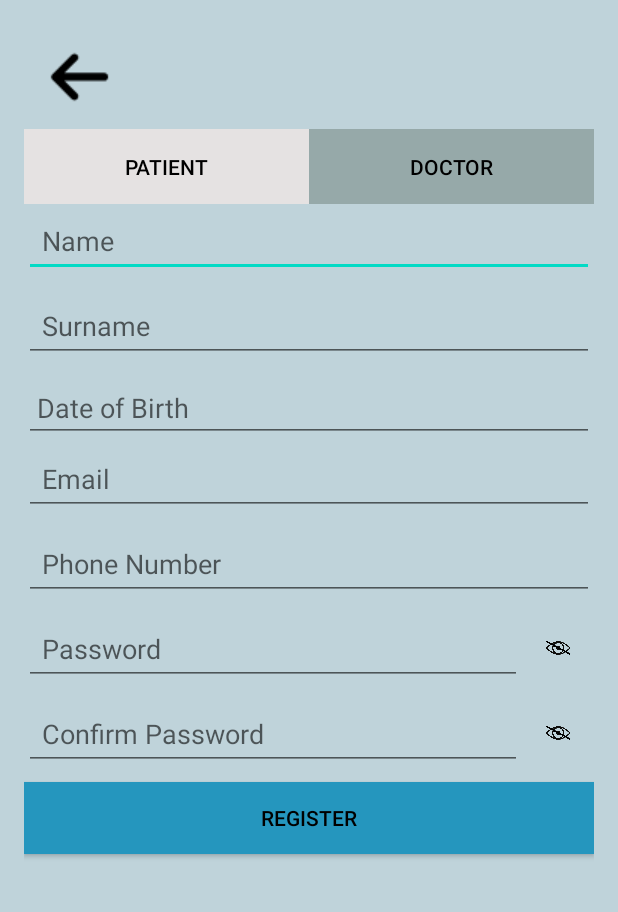
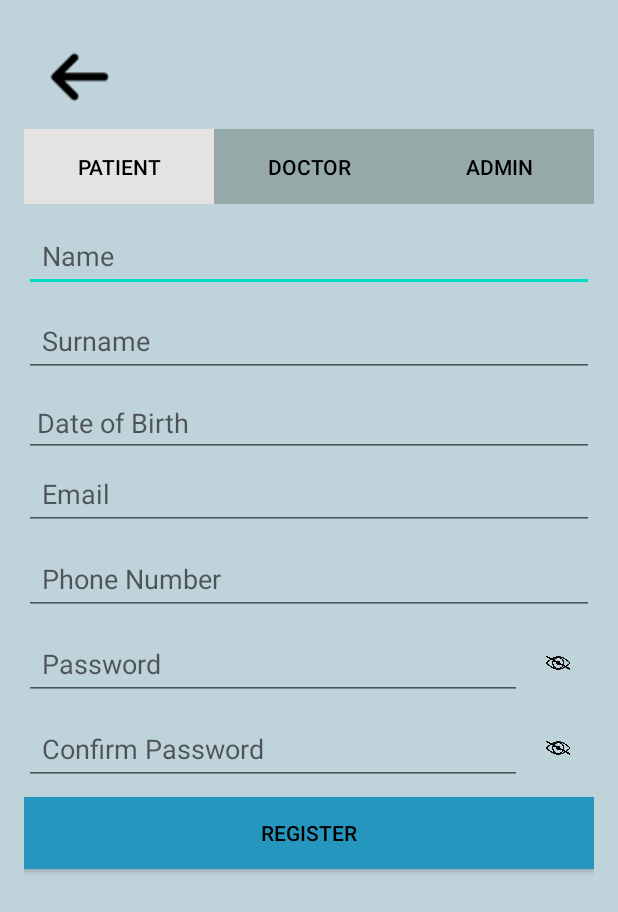
Before and after one commit to swisterska/clinic-project, an Android app: the screen it shows after launch (RegisterActivity), after a tap on an icon or button, on a phone screen of 412 x 824 dp. Shown: the top 912 px of the screen. Run offline under Robolectric (Android 15) with nearby library versions, the phone set to English and light mode, and no system bars; our stand-ins replace Firebase (no records; nobody signed in at launch, a user with empty details on screens opened directly).

Commit message:
Admin, lista doktorów

```diff
--- /dev/null
+++ b/app/src/main/java/com/example/eclinic/firebase/Specialization.kt
@@ -0,0 +1,45 @@
+package com.example.eclinic.firebase
+
+enum class Specialization(val displayName: String) {
+    CARDIOLOGIST("Cardiologist"),
+    DERMATOLOGIST("Dermatologist"),
+    NEUROLOGIST("Neurologist"),
+    PEDIATRICIAN("Pediatrician"),
+    GENERAL_PRACTITIONER("General Practitioner"),
+    ORTHOPEDIC_SURGEON("Orthopedic Surgeon"),
+    GYNECOLOGIST("Gynecologist"),
+    ONCOLOGIST("Oncologist"),
+    PSYCHIATRIST("Psychiatrist"),
+    ENDOCRINOLOGIST("Endocrinologist"),
+    GASTROENTEROLOGIST("Gastroenterologist"),
+    NEPHROLOGIST("Nephrologist"),
+    PULMONOLOGIST("Pulmonologist"),
+    RHEUMATOLOGIST("Rheumatologist"),
+    UROLOGIST("Urologist"),
+    OPHTHALMOLOGIST("Ophthalmologist"),
+    OTOLARYNGOLOGIST("Otolaryngologist (ENT)"),
+    RADIOLOGIST("Radiologist"),
+    PATHOLOGIST("Pathologist"),
+    ANESTHESIOLOGIST("Anesthesiologist"),
+    IMMUNOLOGIST("Immunologist"),
+    INFECTIOUS_DISEASE_SPECIALIST("Infectious Disease Specialist"),
+    HEMATOLOGIST("Hematologist"),
+    ALLERGIST("Allergist"),
+    SPORTS_MEDICINE_SPECIALIST("Sports Medicine Specialist"),
+    PLASTIC_SURGEON("Plastic Surgeon"),
+    EMERGENCY_MEDICINE("Emergency Medicine"),
+    FAMILY_MEDICINE("Family Medicine"),
+    GERIATRICIAN("Geriatrician"),
+    NEONATOLOGIST("Neonatologist"),
+    NUCLEAR_MEDICINE_SPECIALIST("Nuclear Medicine Specialist"),
+    SLEEP_MEDICINE_SPECIALIST("Sleep Medicine Specialist"),
+    VASCULAR_SURGEON("Vascular Surgeon"),
+    PAIN_MANAGEMENT_SPECIALIST("Pain Management Specialist"),
+    DIFFERENT("Different/None of the above"),
+    DR_HOUSE("Dr.House");
+
+    companion object {
+        fun fromString(value: String): Specialization? =
+            values().find { it.displayName.equals(value, ignoreCase = true) }
+    }
+}
--- a/app/src/main/java/com/example/eclinic/logRegClasses/RegisterActivity.kt
+++ b/app/src/main/java/com/example/eclinic/logRegClasses/RegisterActivity.kt
@@ -1,46 +1,44 @@
 package com.example.eclinic.logRegClasses
 
+import android.app.DatePickerDialog
 import android.content.Intent
 import android.os.Bundle
 import android.view.View
 import android.widget.*
+import androidx.core.content.ContextCompat
+import com.example.eclinic.R
+import com.example.eclinic.firebase.Specialization
 import com.google.firebase.auth.FirebaseAuth
 import com.google.firebase.auth.FirebaseUser
 import com.google.firebase.firestore.FirebaseFirestore
-import android.widget.Toast
-import androidx.core.content.ContextCompat
 import java.time.LocalDate
-import java.util.Calendar
-import android.app.DatePickerDialog
-import com.example.eclinic.R
+import java.util.*
 
 class RegisterActivity : BaseActivity() {
 
-    // Declare variables for UI elements
+    // UI Elements
     private lateinit var btnPatient: Button
     private lateinit var btnDoctor: Button
+    private lateinit var btnAdmin:Button
     private lateinit var inputName: EditText
     private lateinit var inputSurname: EditText
     private lateinit var inputDob: EditText
-    private lateinit var inputSpecialization: EditText
+    private lateinit var specializationSpinner: Spinner
     private lateinit var inputEmail: EditText
     private lateinit var inputPhone: EditText
     private lateinit var inputPassword: EditText
     private lateinit var inputPasswordRepeat: EditText
     private lateinit var registerButton: Button
-
     private lateinit var btnTogglePassword: ImageButton
     private lateinit var btnToggleConfirmPassword: ImageButton
 
+    // Firebase
     private lateinit var auth: FirebaseAuth
     private lateinit var firestore: FirebaseFirestore
 
+    // Other
     private var selectedDob: LocalDate? = null
-
-
-
-
-    private var selectedRole: String = "PATIENT"  // Default to Patient
+    private var selectedRole: String = "PATIENT"  // Default role
 
     override fun onCreate(savedInstanceState: Bundle?) {
         super.onCreate(savedInstanceState)
@@ -52,13 +50,13 @@ class RegisterActivity : BaseActivity() {
             startActivity(intent)
         }
 
-        // Initialize all views
+        // Initialize views
         btnPatient = findViewById(R.id.btnPatient)
         btnDoctor = findViewById(R.id.btnDoctor)
         inputName = findViewById(R.id.etName)
         inputSurname = findViewById(R.id.etSurname)
         inputDob = findViewById(R.id.etDob)
-        inputSpecialization = findViewById(R.id.etSpecialization)
+        specializationSpinner = findViewById(R.id.spinnerSpecialization)
         inputEmail = findViewById(R.id.etEmail)
         inputPhone = findViewById(R.id.etPhone)
         inputPassword = findViewById(R.id.etPassword)
@@ -66,26 +64,36 @@ class RegisterActivity : BaseActivity() {
         registerButton = findViewById(R.id.btnRegister)
         btnTogglePassword = findViewById(R.id.btnTogglePassword)
         btnToggleConfirmPassword = findViewById(R.id.btnToggleConfirmPassword)
+        btnAdmin = findViewById(R.id.btnAdmin)
 
-        // Set default selection to Patient
+        // Default styles
         btnPatient.setBackgroundColor(ContextCompat.getColor(this, R.color.selectedbutton))
         btnDoctor.setBackgroundColor(ContextCompat.getColor(this, R.color.unselectedbutton))
         registerButton.setBackgroundColor(ContextCompat.getColor(this, R.color.ourblue))
 
-        // Handle toggle between Patient and Doctor
+        // Role toggles
         btnPatient.setOnClickListener {
             selectedRole = "PATIENT"
             toggleButtonSelection()
             inputDob.visibility = EditText.VISIBLE
-            inputSpecialization.visibility = EditText.GONE
+            specializationSpinner.visibility = EditText.GONE
         }
 
         btnDoctor.setOnClickListener {
             selectedRole = "DOCTOR"
             toggleButtonSelection()
             inputDob.visibility = EditText.GONE
-            inputSpecialization.visibility = EditText.VISIBLE
+            specializationSpinner.visibility = EditText.VISIBLE
         }
+
+
+        btnAdmin.setOnClickListener {
+            selectedRole = "ADMIN"
+            toggleButtonSelection()
+            inputDob.visibility = View.GONE
+            specializationSpinner.visibility = View.GONE
+        }
+
 
         registerButton.setOnClickListener {
             registerUser()
@@ -103,8 +111,15 @@ class RegisterActivity : BaseActivity() {
             togglePasswordVisibility(inputPasswordRepeat, btnToggleConfirmPassword)
         }
 
+        // Spinner setup
+        val specializationList = mutableListOf("Specialization").apply {
+            addAll(Specialization.values().map { it.name })
         }
 
+        val specializationAdapter = ArrayAdapter(this, android.R.layout.simple_spinner_item, specializationList)
+        specializationAdapter.setDropDownViewResource(android.R.layout.simple_spinner_dropdown_item)
+        specializationSpinner.adapter = specializationAdapter
+    }
 
     private fun showDatePickerDialog() {
         val calendar = Calendar.getInstance()
@@ -131,18 +146,26 @@ class RegisterActivity : BaseActivity() {
         editText.setSelection(editText.text.length)
     }
 
-
-
-    // Toggle button selection (highlight the selected role button)
     private fun toggleButtonSelection() {
-        if (selectedRole == "PATIENT") {
+        when (selectedRole) {
+            "PATIENT" -> {
                 btnPatient.setBackgroundColor(ContextCompat.getColor(this, R.color.selectedbutton))
                 btnDoctor.setBackgroundColor(ContextCompat.getColor(this, R.color.unselectedbutton))
-        } else {
+                btnAdmin.setBackgroundColor(ContextCompat.getColor(this, R.color.unselectedbutton))
+            }
+            "DOCTOR" -> {
                 btnPatient.setBackgroundColor(ContextCompat.getColor(this, R.color.unselectedbutton))
                 btnDoctor.setBackgroundColor(ContextCompat.getColor(this, R.color.selectedbutton))
+                btnAdmin.setBackgroundColor(ContextCompat.getColor(this, R.color.unselectedbutton))
+            }
+            "ADMIN" -> {
+                btnPatient.setBackgroundColor(ContextCompat.getColor(this, R.color.unselectedbutton))
+                btnDoctor.setBackgroundColor(ContextCompat.getColor(this, R.color.unselectedbutton))
+                btnAdmin.setBackgroundColor(ContextCompat.getColor(this, R.color.selectedbutton))
             }
         }
+    }
+
 
     private fun validateRegisterDetails(): Boolean {
         return when {
@@ -178,13 +201,14 @@ class RegisterActivity : BaseActivity() {
                 showErrorSnackBar(getString(R.string.err_msg_enter_dob), true)
                 false
             }
-            selectedRole == "DOCTOR" && inputSpecialization.text.trim().isEmpty() -> {
+            selectedRole == "DOCTOR" && (specializationSpinner.selectedItem.toString() == "Specialization" || specializationSpinner.selectedItem.toString().trim().isEmpty()) -> {
                 showErrorSnackBar(getString(R.string.err_msg_enter_specialization), true)
                 false
             }
             else -> true
         }
     }
+
 
     private fun registerUser() {
         if (validateRegisterDetails()) {
@@ -194,8 +218,9 @@ class RegisterActivity : BaseActivity() {
             val phone = inputPhone.text.toString().trim()
             val password = inputPassword.text.toString().trim()
             val dob = inputDob.text.toString().trim()
-            val specialization = inputSpecialization.text.toString().trim()
-            val role = selectedRole  // Use the selected role (either "PATIENT" or "DOCTOR")
+            val selectedSpec = specializationSpinner.selectedItem.toString().trim()
+            val specialization = Specialization.fromString(selectedSpec)?.displayName ?: selectedSpec
+            val role = selectedRole
 
             FirebaseAuth.getInstance().createUserWithEmailAndPassword(email, password)
                 .addOnCompleteListener { task ->
@@ -206,27 +231,30 @@ class RegisterActivity : BaseActivity() {
                             false
                         )
 
-                        // Create a HashMap to store user details
-                        val userData = hashMapOf(
+                        val userData = hashMapOf<String, Any>(
                             "id" to firebaseUser.uid,
                             "firstName" to name,
                             "lastName" to surname,
                             "email" to email,
                             "phoneNumber" to phone,
                             "role" to role,
-                            "profilePictureUrl" to "",
+                            "profilePictureUrl" to ""
                         )
 
-                        // Add additional fields based on role
-                        if (role == "PATIENT") {
+                        when (role) {
+                            "PATIENT" -> {
                                 userData["dateOfBirth"] = dob
-                        } else {
+                            }
+                            "DOCTOR" -> {
                                 userData["specialization"] = specialization
+                                userData["verified"] = false
+                            }
+                            "ADMIN" -> {
+                                userData["verified"] = true
+                            }
                         }
 
 
-
-                        // Save user data to Firestore
                         FirebaseFirestore.getInstance().collection("users")
                             .document(firebaseUser.uid)
                             .set(userData)
@@ -239,7 +267,6 @@ class RegisterActivity : BaseActivity() {
                             .addOnFailureListener { e ->
                                 Toast.makeText(this@RegisterActivity, "Error saving data: ${e.message}", Toast.LENGTH_SHORT).show()
                             }
-
                     } else {
                         showErrorSnackBar(task.exception!!.message.toString(), true)
                     }
--- a/app/src/main/res/layout/activity_register.xml
+++ b/app/src/main/res/layout/activity_register.xml
@@ -62,7 +62,20 @@
                 android:background="@color/unselectedbutton"
                 android:text="Doctor"
                 android:textColor="@android:color/black" />
+
+            <!-- Add a third button for Admin -->
+            <androidx.appcompat.widget.AppCompatButton
+                android:id="@+id/btnAdmin"
+                android:layout_width="185dp"
+                android:layout_height="match_parent"
+                android:layout_gravity="center"
+                android:layout_weight="1"
+                android:background="@color/unselectedbutton"
+                android:text="Admin"
+                android:textColor="@android:color/black" />
+
         </LinearLayout>
+
 
         <!-- Common Fields -->
         <EditText
@@ -71,6 +84,7 @@
             android:layout_width="match_parent"
             android:layout_height="wrap_content"
             android:padding="12dp"
+            android:layout_marginTop="10dp"
             android:layout_marginBottom="8dp"/>
 
         <EditText
@@ -92,15 +106,15 @@
             android:layout_height="wrap_content" />
 
 
-        <!-- Doctor Only -->
-        <EditText
-            android:id="@+id/etSpecialization"
-            android:hint="Specialization"
+        <Spinner
+            android:id="@+id/spinnerSpecialization"
             android:layout_width="match_parent"
             android:layout_height="wrap_content"
             android:visibility="gone"
             android:padding="12dp"
-            android:layout_marginBottom="8dp"/>
+            android:layout_marginBottom="8dp"
+            android:spinnerMode="dropdown"/>
+
 
         <EditText
             android:id="@+id/etEmail"
```
Also changed, not shown: app/src/main/AndroidManifest.xml (+7 -10 lines), app/src/main/java/com/example/eclinic/adminClasses/AdminMainPage.kt (added, +94 -0 lines), app/src/main/java/com/example/eclinic/firebase/Doctor.kt (+5 -15 lines), app/src/main/java/com/example/eclinic/firebase/User.kt (+6 -2 lines), app/src/main/java/com/example/eclinic/logRegClasses/LoginActivity.kt (+19 -9 lines), app/src/main/java/com/example/eclinic/patientClasses/DoctorAdapter.kt (added, +43 -0 lines), app/src/main/java/com/example/eclinic/patientClasses/MainPagePatient.kt (+10 -1 lines), app/src/main/java/com/example/eclinic/patientClasses/RegisterForAppointmentPatient.kt (added, +85 -0 lines), app/src/main/res/layout/activity_admin_main_page.xml (added, +17 -0 lines), app/src/main/res/layout/activity_doctor_adapter.xml (added, +10 -0 lines), app/src/main/res/layout/activity_main_page_patient.xml (+22 -8 lines), app/src/main/res/layout/activity_register_for_appointment_patient.xml (added, +29 -0 lines), app/src/main/res/layout/item_doctor.xml (added, +45 -0 lines), app/src/main/res/drawable/default_image.png (added). Lines whose indentation alone changed are shown as unchanged.
